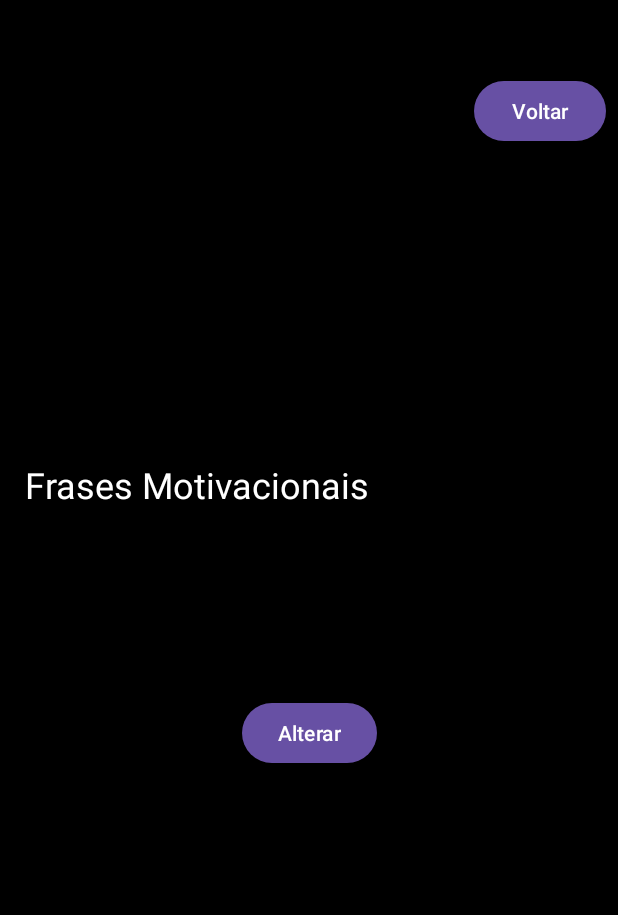
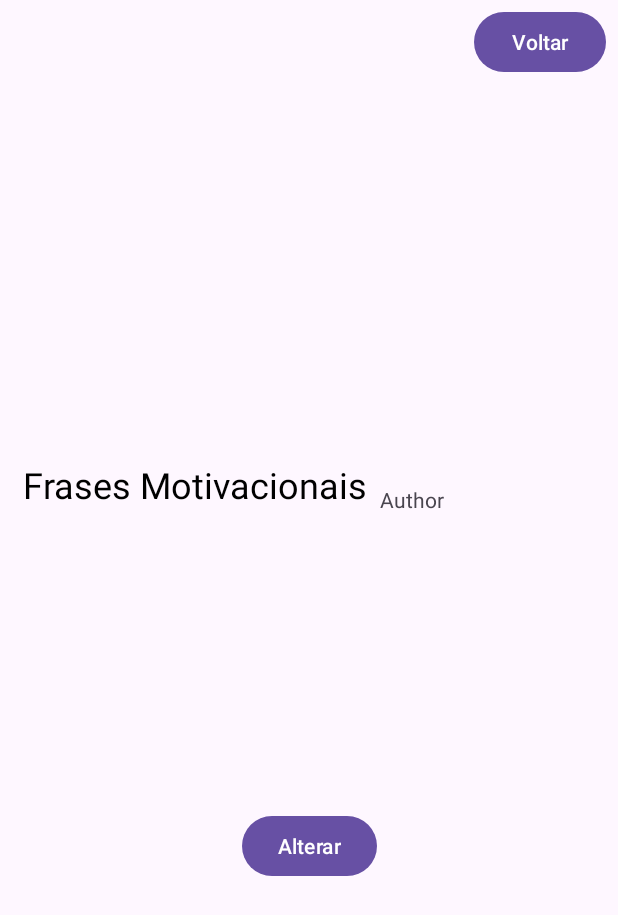
Before and after one commit to GuitsMeireles/Frases, an Android app: the SegundaTela screen opened directly, with no data from a screen before it, on a phone screen of 412 x 824 dp. Shown: the top 915 px of the screen. Run offline under Robolectric (Android 15) with nearby library versions, the phone set to English and light mode, and no system bars.

Commit message:
Terceira commit ¯ \ _ (ツ) _ / ¯

```diff
--- /dev/null
+++ b/app/src/main/java/com/example/teste000/Phrase.kt
@@ -0,0 +1,11 @@
+package com.example.teste000
+
+    class Phrase {
+        val phrase: String
+        val author: String
+
+        constructor(phrase: String, author: String) {
+            this.phrase = phrase
+            this.author = author
+        }
+    }
--- a/app/src/main/java/com/example/teste000/SegundaTela.kt
+++ b/app/src/main/java/com/example/teste000/SegundaTela.kt
@@ -8,18 +8,20 @@ import com.example.teste000.databinding.ActivitySegundaTelaBinding
 
 class SegundaTela : AppCompatActivity() {
 
+    private lateinit var authorTextView: TextView
     private lateinit var binding: ActivitySegundaTelaBinding
     private lateinit var textView: TextView
     private lateinit var button: Button
 
     private val phrases = listOf(
-        "Comece onde você está, use o que você tem e faça o que você pode.",
-        "Coragem é saber o que não temer.",
-        "Conhecer a si mesmo é o começo de toda sabedoria.",
-        "Acredite em milagres, mas não dependa deles.",
-        "Cada segundo é tempo para mudar tudo para sempre.",
-        "Aprenda com o ontem. Viva o hoje. tenha esperança para o amanhã."
+        Phrase("Comece onde você está, use o que você tem e faça o que você pode.","Autor 1"),
+        Phrase("Coragem é saber o que não temer.","Autor 2"),
+        Phrase("Conhecer a si mesmo é o começo de toda sabedoria.", "Autor 3"),
+        Phrase("Acredite em milagres, mas não dependa deles.", "Autor 4"),
+        Phrase("Cada segundo é tempo para mudar tudo para sempre.", "Autor 5"),
+        Phrase("Aprenda com o ontem. Viva o hoje. tenha esperança para o amanhã.", "Autor 6")
     )
+
 
     private var currentIndex = 0
 
@@ -34,16 +36,23 @@ class SegundaTela : AppCompatActivity() {
 
         textView = findViewById(R.id.textView)
         button = findViewById(R.id.button)
+        authorTextView = findViewById(R.id.author_TextView)
 
         button.setOnClickListener {
             if (currentIndex < phrases.size) {
-                textView.text = phrases[currentIndex]
+                val currentFrase = phrases[currentIndex]
+                textView.text = currentFrase.phrase
+                authorTextView.text = currentFrase.author
                 currentIndex++
             } else {
                 currentIndex = 0
 
-
-
+                if (currentIndex < phrases.size) {
+                    val currentFrase = phrases[currentIndex]
+                    textView.text = currentFrase.phrase
+                    authorTextView.text = currentFrase.author
+                    currentIndex++
+                }
         }
     }
 }}
--- a/app/src/main/res/layout/activity_segunda_tela.xml
+++ b/app/src/main/res/layout/activity_segunda_tela.xml
@@ -4,7 +4,6 @@
     xmlns:tools="http://schemas.android.com/tools"
     android:layout_width="match_parent"
     android:layout_height="match_parent"
-    android:background="@android:color/black"
     tools:context=".SegundaTela">
 
     <Button
@@ -12,10 +11,10 @@
         android:layout_width="wrap_content"
         android:layout_height="wrap_content"
         android:layout_marginStart="316dp"
-        android:layout_marginTop="50dp"
-        android:layout_marginBottom="208dp"
+        android:layout_marginTop="4dp"
+        android:layout_marginBottom="271dp"
         android:text="Voltar"
-        app:layout_constraintBottom_toTopOf="@+id/textView"
+        app:layout_constraintBottom_toTopOf="@+id/author_TextView"
         app:layout_constraintStart_toStartOf="parent"
         app:layout_constraintTop_toTopOf="parent" />
 
@@ -23,7 +22,7 @@
         android:id="@+id/button"
         android:layout_width="wrap_content"
         android:layout_height="wrap_content"
-        android:layout_marginBottom="311dp"
+        android:layout_marginBottom="236dp"
         android:text="Alterar"
         app:layout_constraintBottom_toBottomOf="parent"
         app:layout_constraintEnd_toEndOf="parent"
@@ -37,12 +36,26 @@
         android:layout_marginEnd="61dp"
         android:layout_marginBottom="408dp"
         android:text="Frases Motivacionais"
+        android:textColor="@color/black"
         android:textSize="24sp"
-        android:textColor="@color/white"
         app:layout_constraintBottom_toBottomOf="parent"
         app:layout_constraintEnd_toEndOf="parent"
-        app:layout_constraintHorizontal_bias="0.494"
+        app:layout_constraintHorizontal_bias="0.505"
         app:layout_constraintStart_toStartOf="parent"
+        app:layout_constraintTop_toBottomOf="@+id/button_voltar"
+        app:layout_constraintVertical_bias="1.0" />
+
+    <TextView
+        android:id="@+id/author_TextView"
+        android:layout_width="0dp"
+        android:layout_height="0dp"
+        android:layout_marginStart="2dp"
+        android:layout_marginBottom="374dp"
+        android:text="Author"
+        app:layout_constraintBottom_toBottomOf="parent"
+        app:layout_constraintEnd_toEndOf="@+id/textView"
+        app:layout_constraintHorizontal_bias="0.0"
+        app:layout_constraintStart_toEndOf="@+id/button"
         app:layout_constraintTop_toBottomOf="@+id/button_voltar" />
 
 
```
